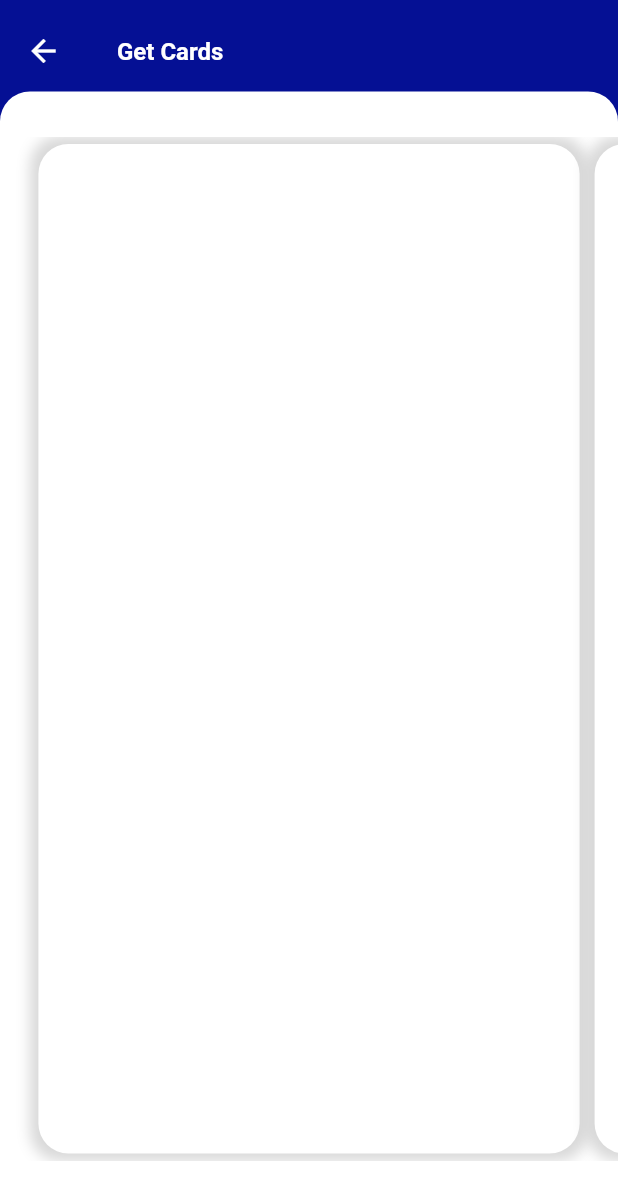
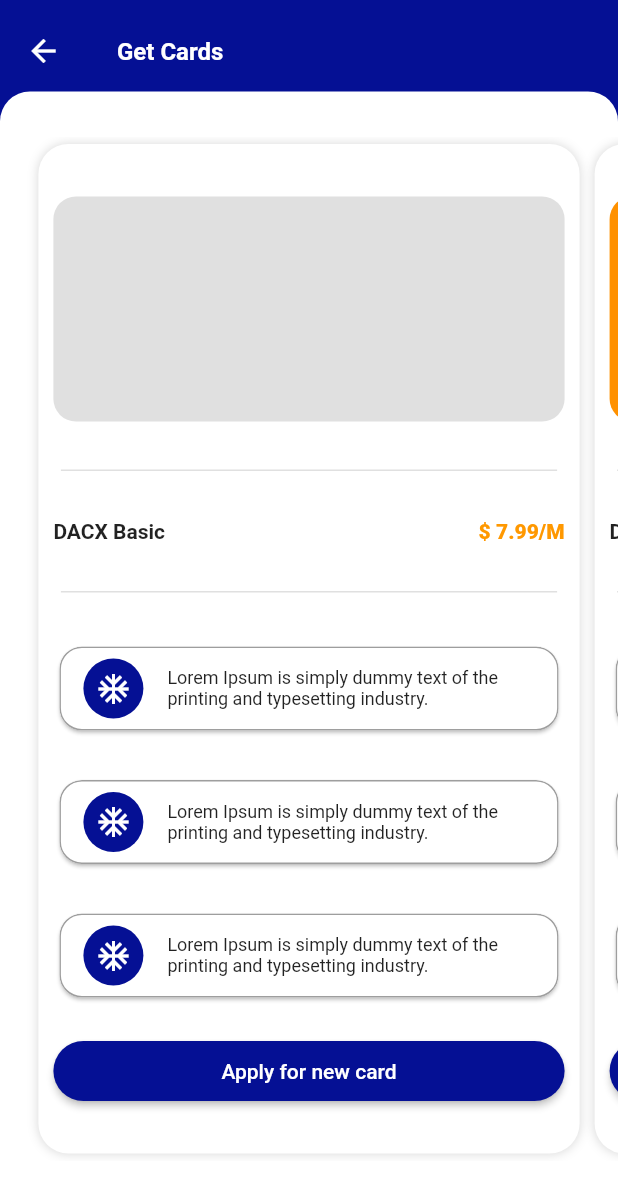
Before and after one commit to bilal010/dacx_wallet_layouts, a Flutter app: the GetCards screen opened directly, on a phone screen of 412 x 824 dp. Shown: the top 1200 px of the screen. Run offline on Flutter 3.47's test engine with Material 2 defaults, Android fonts, the light colour scheme and no system bars.

Commit message:
get cards 2.0

```diff
--- a/lib/main_layout_screen/get_cards.dart
+++ b/lib/main_layout_screen/get_cards.dart
@@ -4,17 +4,13 @@ import 'package:flutter/material.dart';
 class GetCards extends StatefulWidget {
   const GetCards({Key? key}) : super(key: key);
 
-
   @override
   State<GetCards> createState() => _GetCardsState();
 }
 
 class _GetCardsState extends State<GetCards> {
-
-  PageController controller = PageController(
-      initialPage: 0,
-      viewportFraction: 0.9
-  );
+  PageController controller =
+      PageController(initialPage: 0, viewportFraction: 0.9);
 
   @override
   Widget build(BuildContext context) {
@@ -23,7 +19,11 @@ class _GetCardsState extends State<GetCards> {
         icon: Icons.arrow_back_outlined,
         heading: 'Get Cards',
         child: Container(
-          padding: const EdgeInsets.only(/*left: 5.0, right: 5.0,*/ top: 30.0, bottom: 50.0),
+          padding: const EdgeInsets.only(
+            /*left: 5.0, right: 5.0,*/
+            top: 30.0,
+            bottom: 50.0,
+          ),
           child: PageView(
             pageSnapping: true,
             //padEnds: true,
@@ -42,12 +42,13 @@ class _GetCardsState extends State<GetCards> {
                   boxShadow: [
                     BoxShadow(
                       color: Colors.grey.withOpacity(0.4),
-                      spreadRadius: 5, // extend the shadow
-                      blurRadius: 7, // soften the shadow
+                      spreadRadius: 0, // extend the shadow
+                      blurRadius: 5, // soften the shadow
                       offset: const Offset(0, 0), // changes position of shadow
                     ),
                   ],
                 ),
+                child: selectCardContents('DACX Basic', '\$ 7.99/M', Colors.grey.shade300),
               ),
               Container(
                 //clipBehavior: Clip.antiAliasWithSaveLayer,
@@ -61,12 +62,13 @@ class _GetCardsState extends State<GetCards> {
                   boxShadow: [
                     BoxShadow(
                       color: Colors.grey.withOpacity(0.4),
-                      spreadRadius: 5, // extend the shadow
-                      blurRadius: 7, // soften the shadow
+                      spreadRadius: 0, // extend the shadow
+                      blurRadius: 5, // soften the shadow
                       offset: const Offset(0, 0), // changes position of shadow
                     ),
                   ],
                 ),
+                child: selectCardContents('DACX Gold', '\$ 9.99/M', Colors.orangeAccent.shade400),
               ),
               Container(
                 //clipBehavior: Clip.antiAliasWithSaveLayer,
@@ -80,35 +82,141 @@ class _GetCardsState extends State<GetCards> {
                   boxShadow: [
                     BoxShadow(
                       color: Colors.grey.withOpacity(0.4),
-                      spreadRadius: 5, // extend the shadow
-                      blurRadius: 7, // soften the shadow
+                      spreadRadius: 0, // extend the shadow
+                      blurRadius: 5, // soften the shadow
                       offset: const Offset(0, 0), // changes position of shadow
                     ),
                   ],
                 ),
+                child: selectCardContents('DACX Platinum', '\$ 11.99/M', Colors.black),
               ),
-              /*Container(
-                //height: 80,
-                margin: const EdgeInsets.only(right: 10.0),
-                width: double.infinity,
-                decoration: BoxDecoration(
-                    borderRadius: BorderRadius.circular(20),
-                    color: Colors.redAccent[200]
-                ),
-              ),
-              Container(
-                //height: 80,
-                margin: const EdgeInsets.only(right: 10.0),
-                width: double.infinity,
-                decoration: BoxDecoration(
-                    borderRadius: BorderRadius.circular(20),
-                    color: Colors.greenAccent[200]
-                ),
-              ),*/
             ],
           ),
         ),
       ),
     );
   }
+
+  Widget selectCardContents(String cardType, String monthlyAmount, Color color) {
+    return Container(
+      padding: const EdgeInsets.all(10.0),
+      child: Column(
+        mainAxisAlignment: MainAxisAlignment.spaceEvenly,
+        children: [
+          Container(
+            height: 150,
+            width: double.infinity,
+            decoration: BoxDecoration(
+              borderRadius: BorderRadius.circular(15.0),
+              color: color,
+            ),
+          ),
+          Divider(
+            color: Colors.grey[250],
+            height: 15,
+            thickness: 1,
+            indent: 5,
+            endIndent: 5,
+          ),
+          Row(
+            mainAxisAlignment: MainAxisAlignment.spaceBetween,
+            children: [
+              Text(
+                cardType,
+                style: const TextStyle(
+                  fontWeight: FontWeight.w600,
+                ),
+              ),
+              Text(
+                monthlyAmount,
+                style: const TextStyle(
+                  fontWeight: FontWeight.w800,
+                  color: Colors.orange,
+                ),
+              )
+            ],
+          ),
+          Divider(
+            color: Colors.grey[250],
+            height: 15,
+            thickness: 1,
+            indent: 5,
+            endIndent: 5,
+          ),
+          Card(
+            clipBehavior: Clip.antiAliasWithSaveLayer,
+            shape: RoundedRectangleBorder(
+              borderRadius: BorderRadius.circular(15.0),
+              side: const BorderSide(color: Colors.grey, width: 1.0),
+            ),
+            child: const ListTile(
+              leading: CircleAvatar(
+                backgroundColor: Color(0xff051094),
+                child: Icon(
+                  Icons.ac_unit,
+                  color: Colors.white,
+                ),
+              ),
+              title: Text(
+                'Lorem Ipsum is simply dummy text of the printing and typesetting industry.',
+                maxLines: 2,
+                style: TextStyle(fontSize: 12.0),
+              ),
+            ),
+          ),
+          Card(
+            clipBehavior: Clip.antiAliasWithSaveLayer,
+            shape: RoundedRectangleBorder(
+                borderRadius: BorderRadius.circular(15.0),
+                side: const BorderSide(color: Colors.grey, width: 1.0)),
+            child: const ListTile(
+              leading: CircleAvatar(
+                backgroundColor: Color(0xff051094),
+                child: Icon(
+                  Icons.ac_unit,
+                  color: Colors.white,
+                ),
+              ),
+              title: Text(
+                'Lorem Ipsum is simply dummy text of the printing and typesetting industry.',
+                maxLines: 2,
+                style: TextStyle(fontSize: 12.0),
+              ),
+            ),
+          ),
+          Card(
+            clipBehavior: Clip.antiAliasWithSaveLayer,
+            shape: RoundedRectangleBorder(
+                borderRadius: BorderRadius.circular(15.0),
+                side: const BorderSide(color: Colors.grey, width: 1.0)),
+            child: const ListTile(
+              leading: CircleAvatar(
+                backgroundColor: Color(0xff051094),
+                child: Icon(
+                  Icons.ac_unit,
+                  color: Colors.white,
+                ),
+              ),
+              title: Text(
+                'Lorem Ipsum is simply dummy text of the printing and typesetting industry.',
+                maxLines: 2,
+                style: TextStyle(fontSize: 12.0),
+              ),
+            ),
+          ),
+          SizedBox(
+            height: 40,
+            width: double.infinity,
+            child: ElevatedButton(
+              onPressed: () {},
+              style: ElevatedButton.styleFrom(
+                  shape: const StadiumBorder(),
+                  primary: const Color(0xff051094)),
+              child: const Text('Apply for new card'),
+            ),
+          )
+        ],
+      ),
+    );
+  }
 }
```
